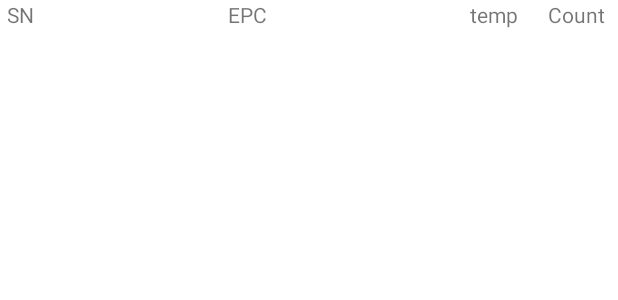
After one commit to pangJimmy/UHF-G, an Android app: the layout tag_item.xml on its own in the app's theme, with its tools: preview values and no code run, on a phone screen of 412 x 824 dp. The commit adds this screen. Shown: the top 300 px of the screen. Run offline under Robolectric (Android 15) with nearby library versions, the phone set to English and light mode, and no system bars.

Commit message:
V2.2.7 添加温度标签的读取，目前只能用国芯模块读宜链和悦和的标签

```diff
--- a/app/build.gradle
+++ b/app/build.gradle
@@ -10,8 +10,8 @@ android {
         applicationId "com.pda.uhf_g"
         minSdkVersion 19
         targetSdkVersion 28
-        versionCode 4
-        versionName "2.2.6"
+        versionCode 7
+        versionName "2.2.7"
 
         testInstrumentationRunner "androidx.test.runner.AndroidJUnitRunner"
     }
--- /dev/null
+++ b/app/src/main/res/layout/tag_item.xml
@@ -0,0 +1,41 @@
+<?xml version="1.0" encoding="utf-8"?>
+<LinearLayout xmlns:android="http://schemas.android.com/apk/res/android"
+    android:layout_width="match_parent"
+    android:layout_height="wrap_content"
+    android:orientation="horizontal">
+
+
+    <TextView
+        android:id="@+id/tv_sn"
+        android:layout_width="0dp"
+        android:layout_height="wrap_content"
+        android:gravity="center"
+        android:layout_weight="1"
+        android:text="@string/sn" />
+
+
+    <TextView
+        android:id="@+id/tv_epc"
+        android:layout_width="0dp"
+        android:layout_height="wrap_content"
+        android:gravity="center"
+        android:layout_weight="10"
+        android:text="@string/epc" />
+    <TextView
+        android:id="@+id/tv_temp"
+        android:layout_width="0dp"
+        android:layout_height="wrap_content"
+        android:gravity="center"
+        android:layout_weight="2"
+        android:text="@string/temp" />
+
+    <TextView
+        android:id="@+id/tv_count"
+        android:layout_width="0dp"
+        android:layout_height="wrap_content"
+        android:gravity="center"
+        android:layout_weight="2"
+        android:text="@string/tag_count" />
+
+
+</LinearLayout>
--- a/app/src/main/res/menu/navigation_menu.xml
+++ b/app/src/main/res/menu/navigation_menu.xml
@@ -25,6 +25,11 @@
             android:id="@+id/nav_setting"
             android:icon="@drawable/ic_settings"
             android:title="@string/settings" />
+        <!---->
+        <item
+            android:id="@+id/nav_temp"
+            android:icon="@drawable/ic_tag"
+            android:title="@string/temp_tag" />
         <item
             android:id="@+id/nav_help"
             android:icon="@drawable/ic_freq_settings"
```
Also changed, not shown: app/src/main/java/com/pda/uhf_g/adapter/TempTagListViewAdapter.java (added, +72 -0 lines), app/src/main/java/com/pda/uhf_g/ui/fragment/TemperatureTagFragment.java (added, +183 -0 lines), app/src/main/res/drawable/ic_tag.xml (added, +12 -0 lines), app/src/main/res/layout/fragment_temperature_tag.xml (added, +65 -0 lines), app/src/main/res/layout/temperature_tag_item.xml (added, +41 -0 lines), app/src/main/res/navigation/mobile_navigation.xml (+7 -0 lines), app/src/main/res/values/strings.xml (+10 -0 lines), app/libs/UHF67_v1.0.3.jar, 1 other file.
